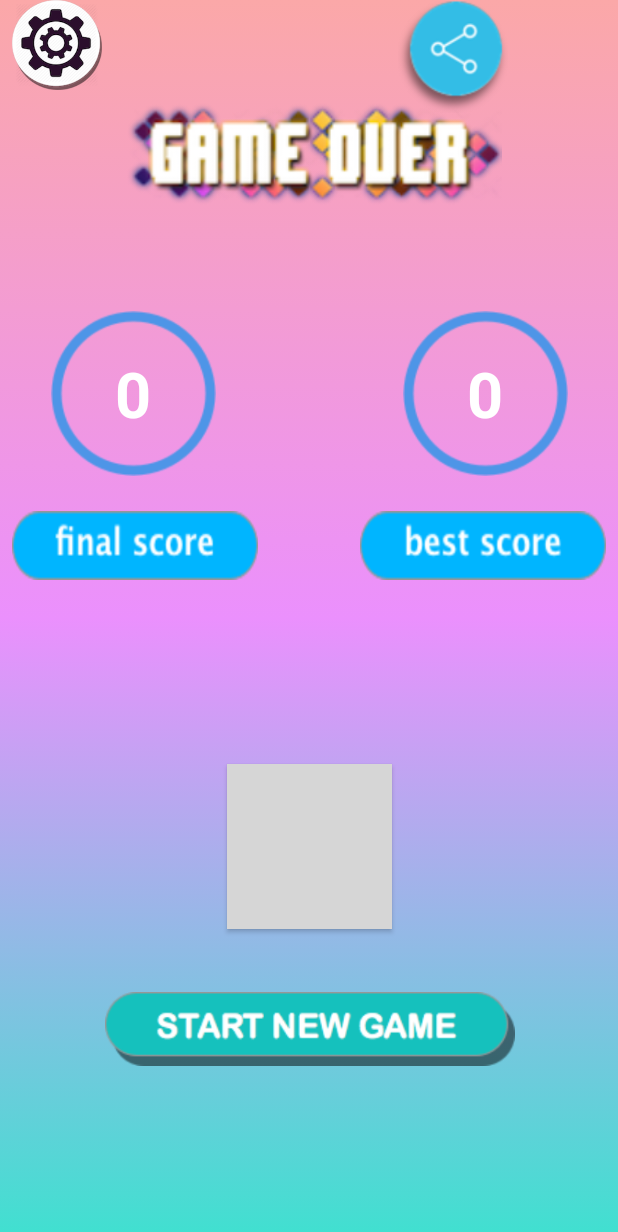
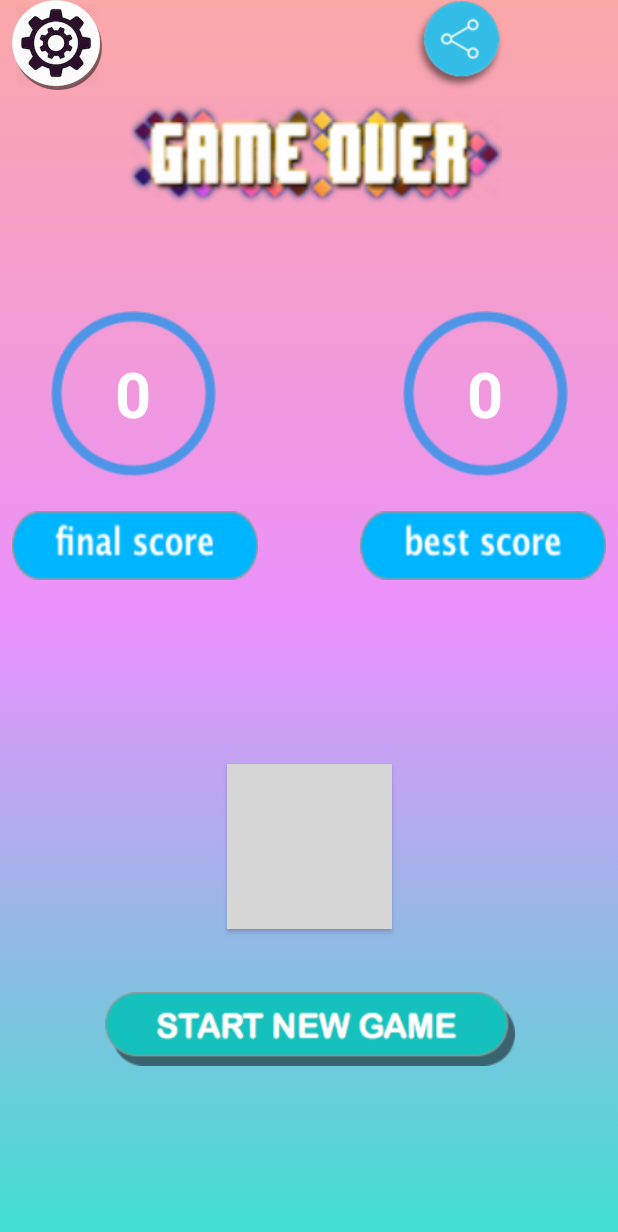
Before and after one commit to DanKaftan/mathgame2, an Android app: the EndGame screen opened directly, with no data from a screen before it, on a phone screen of 412 x 824 dp. Shown: the top 1232 px of the screen. Run offline under Robolectric (Android 15) with nearby library versions, the light colour scheme and no system bars; our stand-ins replace AdMob; 4 statements that could not run were skipped; grey boxes are pictures that could not be loaded.

Commit message:
new design

```diff
--- a/MathGame/app/src/main/res/layout/activity_end_game.xml
+++ b/MathGame/app/src/main/res/layout/activity_end_game.xml
@@ -13,8 +13,8 @@
 
     <Button
         android:id="@+id/btnshare"
-        android:layout_width="73dp"
-        android:layout_height="75dp"
+        android:layout_width="60dp"
+        android:layout_height="60dp"
         android:background="@drawable/sharebtn"
         ads:layout_constraintHorizontal_bias="0.784"
         app:layout_constraintEnd_toEndOf="parent"
@@ -163,8 +163,8 @@
 
     <Button
         android:id="@+id/rate_star_btn"
-        android:layout_width="72dp"
-        android:layout_height="68dp"
+        android:layout_width="60dp"
+        android:layout_height="60dp"
         android:background="@drawable/rate_star"
         ads:layout_constraintEnd_toStartOf="@+id/imageView"
         ads:layout_constraintHorizontal_bias="0.16"
```
